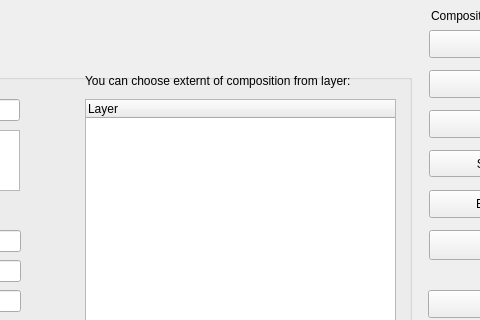
Qt form dlg_currentComposition.ui (LESPROJEKT/qgis-layman-plugin) before a commit; both pictures show x 219 to 699 and y 0 to 320 of the 845 by 450 pixel window.
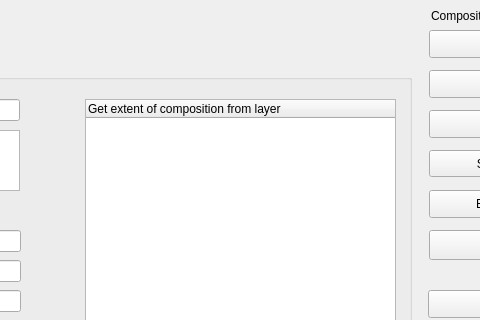
The same form after that commit. The open tabs and pages were chosen to show the change. Icons and pictures are not drawn.

Commit message: update current form translation

```diff
--- a/dlg_currentComposition.ui
+++ b/dlg_currentComposition.ui
@@ -534,7 +534,7 @@
       </property>
       <column>
        <property name="text">
-        <string>Layer</string>
+        <string>Get extent of composition from layer</string>
        </property>
       </column>
      </widget>
@@ -702,19 +702,6 @@
        <string>XMin:</string>
       </property>
      </widget>
-     <widget class="QLabel" name="label_6">
-      <property name="geometry">
-       <rect>
-        <x>274</x>
-        <y>13</y>
-        <width>311</width>
-        <height>16</height>
-       </rect>
-      </property>
-      <property name="text">
-       <string>You can choose externt of composition from layer:</string>
-      </property>
-     </widget>
      <widget class="QLineEdit" name="lineEdit_6">
       <property name="geometry">
        <rect>
```
The commit also changes 3 other files.
